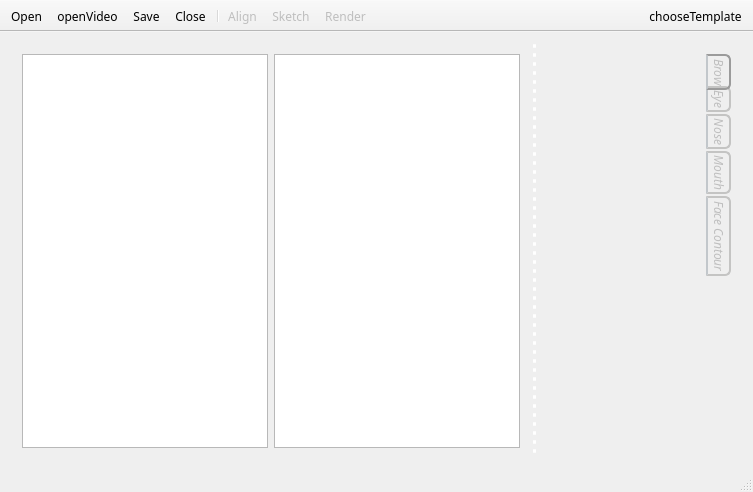
The window that FaceLocation/mainwindow.ui (fishwsr/FaceAlign) describes before a commit, drawn with Qt 5.
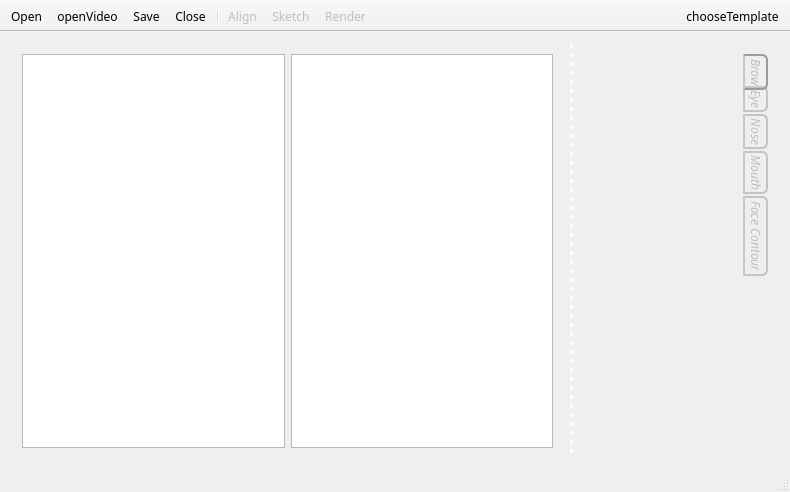
The same window after the commit. Icons and pictures are not drawn. Custom widgets are drawn as their Qt base class.

The edit to the form file:
```diff
--- a/FaceLocation/mainwindow.ui
+++ b/FaceLocation/mainwindow.ui
@@ -6,7 +6,7 @@
    <rect>
     <x>0</x>
     <y>0</y>
-    <width>753</width>
+    <width>790</width>
     <height>492</height>
    </rect>
   </property>
```
Left out of the diff: 4 changed lines with no effect on the pictures.
